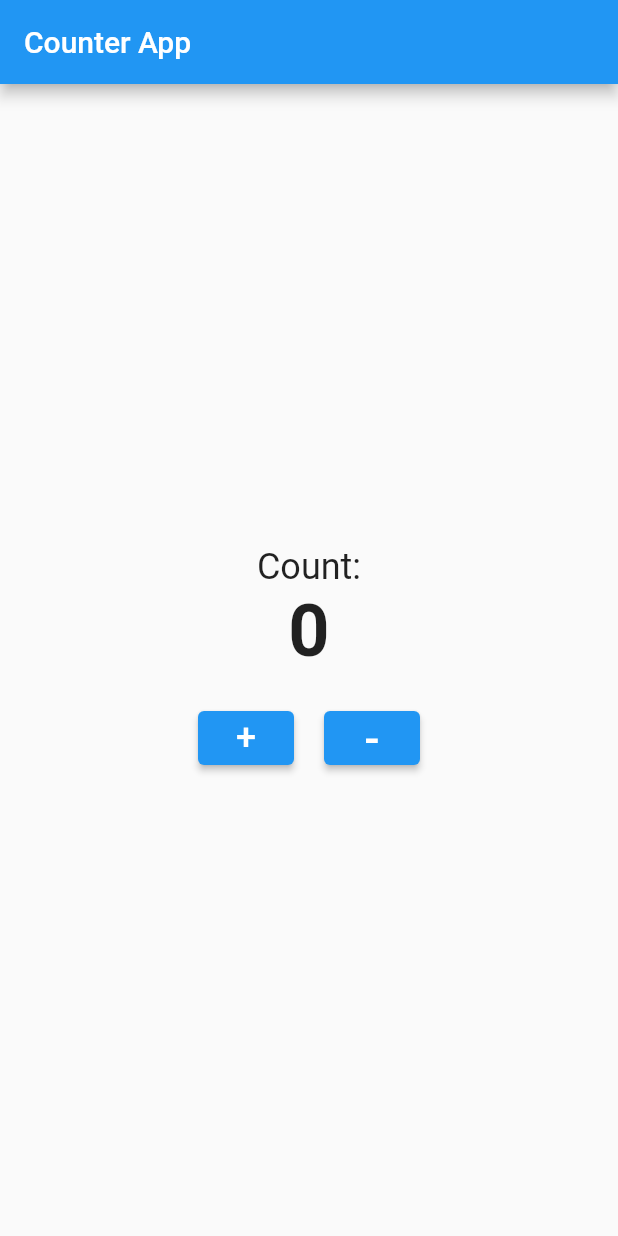
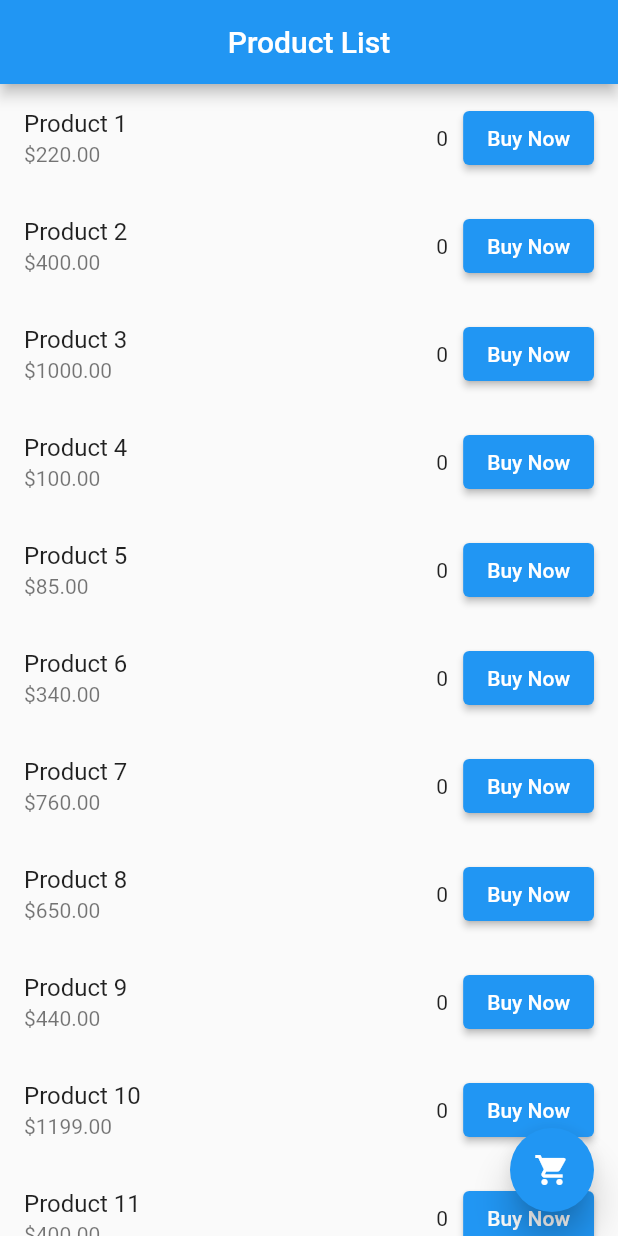
Before and after one commit to saem10/Flutter_project, a Flutter app: the screen it shows after launch, on a phone screen of 412 x 824 dp. Run offline on Flutter 3.47's test engine with Material 2 defaults, Android fonts, the phone set to English and light mode, and no system bars.

Commit message:
Module 7 Assignment

```diff
--- a/lib/main.dart
+++ b/lib/main.dart
@@ -4,56 +4,84 @@ void main() {
   runApp(MyApp());
 }
 
+class Product {
+  final String name;
+  final double price;
+  int quantity = 0;
+
+  Product(this.name, this.price);
+}
+
 class MyApp extends StatelessWidget {
   @override
   Widget build(BuildContext context) {
     return MaterialApp(
-      home: CounterScreen(),
+      debugShowCheckedModeBanner: false,
+      home: ProductList(),
     );
   }
 }
 
-class CounterScreen extends StatefulWidget {
+class ProductList extends StatefulWidget {
   @override
-  _CounterScreenState createState() => _CounterScreenState();
+  _ProductListState createState() => _ProductListState();
 }
 
-class _CounterScreenState extends State<CounterScreen> {
-  int count = 0;
+class _ProductListState extends State<ProductList> {
+  List<Product> products = [
+    Product("Product 1", 220.0),
+    Product("Product 2", 400.0),
+    Product("Product 3", 1000.0),
+    Product("Product 4", 100.0),
+    Product("Product 5", 85.0),
+    Product("Product 6", 340.0),
+    Product("Product 7", 760.0),
+    Product("Product 8", 650.0),
+    Product("Product 9", 440.0),
+    Product("Product 10", 1199.0),
+    Product("Product 11", 400.0),
+    Product("Product 12", 510.0),
 
-  void incrementCount() {
+
+  ];
+
+  void _addToCart(Product product) {
     setState(() {
-      count++;
-      if (count >= 5) {
-        _showDialog();
+      product.quantity++;
+      if (product.quantity == 5) {
+        _showCongratulationsDialog(product);
       }
     });
   }
 
-  void decrementCount() {
-    setState(() {
-      if (count > 0) {
-        count--;
-      }
-    });
-  }
 
-  void _showDialog() {
-    showDialog(
+  Future<void> _showCongratulationsDialog(Product product) async {
+    return showDialog<void>(
       context: context,
       builder: (BuildContext context) {
         return AlertDialog(
-          title: Text("Button pressed $count times"),
-          actions: [
-            TextButton(
-              onPressed: () {
-                Navigator.of(context).pop();
-              },
-              child: Text("Close"),
-            ),
+          title: Text('Congratulations!'),
+          content: Text('You\'ve bought 5 ${product.name}!'),
+          actions: <Widget>[
+            TextButton(onPressed: (){
+              Navigator.pop(context);
+
+            }, child: Text("OK"))
           ],
         );
       },
+    );
+  }
+
+  void _goToCart() {
+    int totalItemsBought = products
+        .map((product) => product.quantity)
+        .reduce((a, b) => a + b);
+    Navigator.push(
+      context,
+      MaterialPageRoute(
+        builder: (context) => CartPage(totalItemsBought),
+      ),
     );
   }
 
@@ -61,38 +89,63 @@ class _CounterScreenState extends State<CounterScreen> {
   Widget build(BuildContext context) {
     return Scaffold(
       appBar: AppBar(
-        title: Text("Counter App"),
+        title: Text('Product List'),
+        centerTitle: true,
+
       ),
-      body: Center(
-        child: Column(
-          mainAxisAlignment: MainAxisAlignment.center,
-          children: <Widget>[
-            Text(
-              'Count:',
-              style: TextStyle(fontSize: 24),
-            ),
-            Text(
-              '$count',
-              style: TextStyle(fontSize: 48, fontWeight: FontWeight.bold),
-            ),
-            SizedBox(height: 20),
-            Row(
-              mainAxisAlignment: MainAxisAlignment.center,
+      body: ListView.builder(
+        itemCount: products.length,
+        itemBuilder: (context, index) {
+          Product product = products[index];
+          return ListTile(
+            title: Text(product.name),
+            subtitle: Text('\$${product.price.toStringAsFixed(2)}'),
+            trailing: Row(
+
+              mainAxisSize: MainAxisSize.min,
               children: <Widget>[
-                ElevatedButton(
-                  onPressed: incrementCount,
-                  child: Text("+",style: TextStyle(fontSize: 24)),
-                ),
-                SizedBox(width: 20),
-                ElevatedButton(
-                  onPressed: decrementCount,
-                  child: Text("-",style: TextStyle(fontSize: 30),),
-                ),
+                Padding(
+                    padding: EdgeInsets.all(10),
+                    child: Text('${product.quantity}')),
+
+
+                ElevatedButton(onPressed: () => _addToCart(product), child: Text("Buy Now"))
+
               ],
             ),
-          ],
-        ),
+          );
+        },
       ),
+      floatingActionButton: FloatingActionButton(
+        elevation: 10,
+        child: Icon(Icons.shopping_cart),
+        onPressed: () {
+
+          _goToCart();
+        },
+      ),
+
     );
   }
 }
+
+class CartPage extends StatelessWidget {
+  final int totalItemsBought;
+
+  CartPage(this.totalItemsBought);
+
+  @override
+  Widget build(BuildContext context) {
+    return Scaffold(
+      appBar: AppBar(
+        title: const Text('Cart'),
+        centerTitle: true,
+      ),
+      body: Center(
+        child: Text('Total Product Bought: $totalItemsBought',style: TextStyle(fontSize: 24),),
+      ),
+
+
+    );
+  }
+}
```
